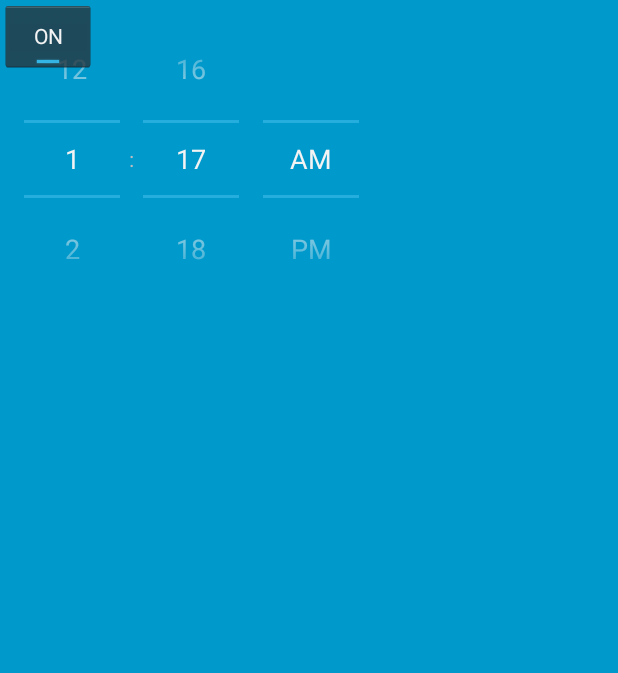
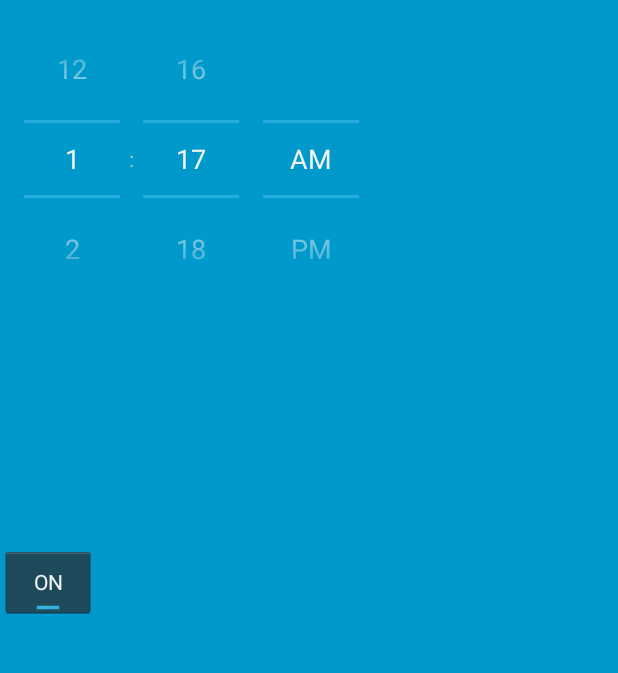
Before and after one commit to nikki603/MorningApp, an Android app: the screen it shows after launch (AlarmActivity), after a tap on "OFF", on a phone screen of 412 x 824 dp, the part 72-745 px from its top. Run offline under Robolectric (Android 15) with nearby library versions, the phone set to English and light mode, and no system bars.

Commit message:
changed format of alarm screen

```diff
--- a/GoodMorning/app/src/main/java/com/example/nicole/goodmorning/AlarmActivity.java
+++ b/GoodMorning/app/src/main/java/com/example/nicole/goodmorning/AlarmActivity.java
@@ -4,8 +4,8 @@ import android.app.Activity;
 import android.app.AlarmManager;
 import android.app.PendingIntent;
 import android.content.Intent;
+import android.media.MediaPlayer;
 import android.os.Bundle;
-import android.util.Log;
 import android.view.View;
 import android.widget.TextView;
 import android.widget.TimePicker;
@@ -21,6 +21,8 @@ public class AlarmActivity extends Activity {
     private TimePicker alarmTimePicker;
     private static AlarmActivity inst;
     private TextView alarmTextView;
+    ToggleButton alarmToggle;
+    Intent myIntent;
 
     public static AlarmActivity instance() {
         return inst;
@@ -38,23 +40,33 @@ public class AlarmActivity extends Activity {
         setContentView(R.layout.activity_fullscreen);
         alarmTimePicker = (TimePicker) findViewById(R.id.alarmTimePicker);
         alarmTextView = (TextView) findViewById(R.id.alarmText);
-        ToggleButton alarmToggle = (ToggleButton) findViewById(R.id.alarmToggle);
+        alarmToggle = (ToggleButton) findViewById(R.id.alarmToggle);
         alarmManager = (AlarmManager) getSystemService(ALARM_SERVICE);
+
     }
 
     public void onToggleClicked(View view) {
         if (((ToggleButton) view).isChecked()) {
-            Log.d("MyActivity", "Alarm On");
+            //Log.d("MyActivity", "Alarm On");
             Calendar calendar = Calendar.getInstance();
             calendar.set(Calendar.HOUR_OF_DAY, alarmTimePicker.getCurrentHour());
             calendar.set(Calendar.MINUTE, alarmTimePicker.getCurrentMinute());
-            Intent myIntent = new Intent(AlarmActivity.this, AlarmReceiver.class);
-            pendingIntent = PendingIntent.getBroadcast(AlarmActivity.this, 0, myIntent, 0);
-            alarmManager.set(AlarmManager.RTC, calendar.getTimeInMillis(), pendingIntent);
+            myIntent = new Intent(AlarmActivity.this, AlarmReceiver.class);
+            pendingIntent = PendingIntent.getBroadcast(AlarmActivity.this, 0, myIntent, PendingIntent.FLAG_UPDATE_CURRENT);
+            alarmManager.set(AlarmManager.RTC_WAKEUP, calendar.getTimeInMillis(), pendingIntent);
+
         } else {
+            //Intent myIntent2 = new Intent(getApplicationContext(),AlarmReceiver.class);
+            //PendingIntent pendingIntent2 = PendingIntent.getBroadcast(getApplicationContext(), 0, myIntent2, 0);
+            //AlarmManager alarmManager2 = (AlarmManager) getApplicationContext().getSystemService(Context.ALARM_SERVICE);
+
+            pendingIntent.cancel();
             alarmManager.cancel(pendingIntent);
+            MediaPlayer mPlayer = new MediaPlayer();
+            mPlayer.stop();
+
             setAlarmText("Alarm Off");
-            Log.d("MyActivity", "Alarm Off");
+            //Log.d("MyActivity", "Alarm Off");
         }
     }
 
--- a/GoodMorning/app/src/main/res/layout/activity_fullscreen.xml
+++ b/GoodMorning/app/src/main/res/layout/activity_fullscreen.xml
@@ -32,14 +32,6 @@
             android:layout_centerHorizontal="true" />
 
         <!--Alarm On/Off button -->
-        <ToggleButton
-            android:layout_width="wrap_content"
-            android:layout_height="wrap_content"
-            android:text="Alarm On/Off"
-            android:id="@+id/alarmToggle"
-            android:layout_centerHorizontal="true"
-            android:layout_below="@+id/alarmTimePicker"
-            android:onClick="onToggleClicked" />
 
         <!-- Alarm text message -->
         <TextView
@@ -50,8 +42,19 @@
             android:id="@+id/alarmText"
             android:layout_alignParentBottom="true"
             android:layout_centerHorizontal="true"
-            android:layout_marginTop="20dp"
-            android:layout_below="@+id/alarmToggle" />
+            android:layout_marginTop="200dp"
+            android:layout_below="@+id/alarmToggle"
+            android:layout_marginLeft="20dp" />
+
+        <ToggleButton
+            android:layout_width="wrap_content"
+            android:layout_height="wrap_content"
+            android:text="Alarm On/Off"
+            android:id="@+id/alarmToggle"
+            android:layout_centerHorizontal="true"
+            android:layout_below="@+id/alarmTimePicker"
+            android:onClick="onToggleClicked"
+            android:layout_gravity="left|center_vertical" />
     </FrameLayout>
 
 </FrameLayout>
```
